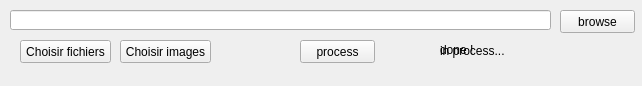
The window that ihm.ui (Silous888/999_patchFrAuto) describes before a commit, drawn with Qt 5.
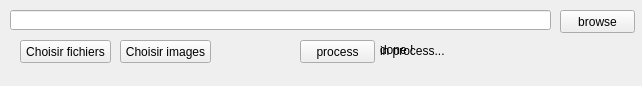
The same window after the commit. Icons and pictures are not drawn. Custom widgets are drawn as their Qt base class.

Commit message: correction de la barre de progression

Patch:
```diff
--- a/ihm.ui
+++ b/ihm.ui
@@ -68,7 +68,7 @@
    <widget class="QLabel" name="label_done">
     <property name="geometry">
      <rect>
-      <x>440</x>
+      <x>380</x>
       <y>40</y>
       <width>121</width>
       <height>20</height>
@@ -81,9 +81,9 @@
    <widget class="QLabel" name="label_process">
     <property name="geometry">
      <rect>
-      <x>440</x>
+      <x>380</x>
       <y>40</y>
-      <width>191</width>
+      <width>251</width>
       <height>21</height>
      </rect>
     </property>
```
Left out of the diff: 7 changed lines with no effect on the pictures. The commit also changes 2 other files.
